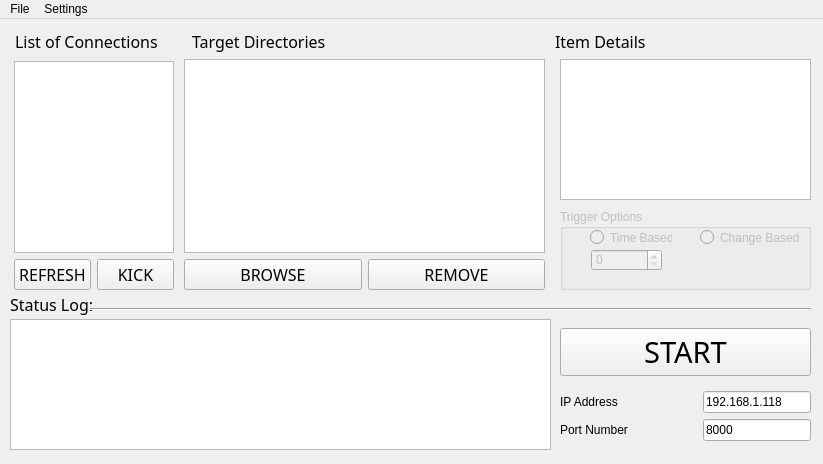
SuperKuooo/ZYNC, file src/Server/ZYNC_Server.ui: the form before one commit.
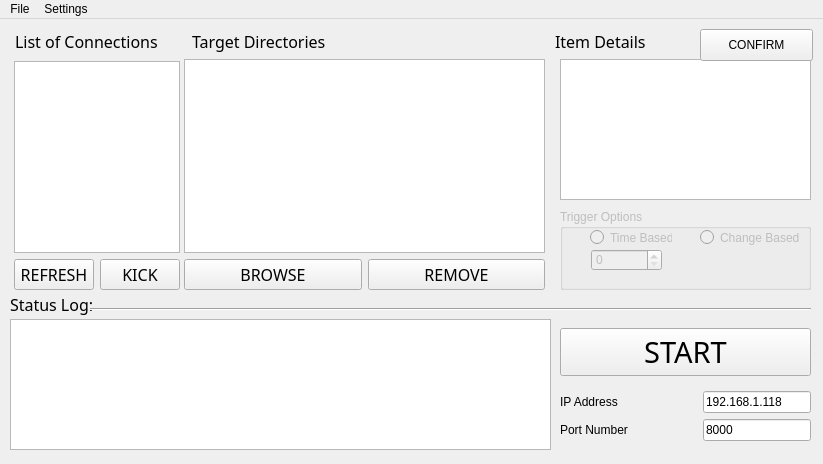
The form after the commit.

```diff
--- a/src/Server/ZYNC_Server.ui
+++ b/src/Server/ZYNC_Server.ui
@@ -310,7 +310,7 @@
      <rect>
       <x>14</x>
       <y>42</y>
-      <width>160</width>
+      <width>166</width>
       <height>229</height>
      </rect>
     </property>
@@ -445,6 +445,19 @@
      </item>
     </layout>
    </widget>
+   <widget class="QPushButton" name="btnConfirm">
+    <property name="geometry">
+     <rect>
+      <x>700</x>
+      <y>10</y>
+      <width>113</width>
+      <height>32</height>
+     </rect>
+    </property>
+    <property name="text">
+     <string>CONFIRM</string>
+    </property>
+   </widget>
   </widget>
   <widget class="QMenuBar" name="mnuBar">
    <property name="geometry">
```
Left out of the diff: 4 changed lines with no effect on the pictures.
